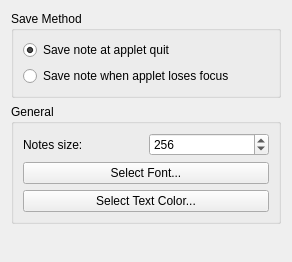
Above: applets/notes/config.ui from KDE/kdeplasma-addons before the change. Below: the same form after it.
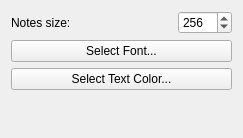
That is the form after the change. Custom widgets are drawn as their Qt base class.

Commit message:
* Remove "'save on exit" config option, it's clutter and didn't work anyway * Simplify the UI accordingly * Make notes work after resizing (update textedit size and position nicely) * Save size of notes after constaints have updated, so we can restore at the last used size * Save text pretty aggressively for now, I don't seem to be able to catch editingFinished(), or more likely, I misunderstand that signal. If someone can explain me, feel welcome. code is in widgets/lineedit.cpp :-)
Ok'ed by Lucas (at least in parts ;-))

CCMAIL:lukas.krop@kdemail.net>

Patch:
```diff
--- a/applets/notes/config.ui
+++ b/applets/notes/config.ui
@@ -5,42 +5,10 @@
    <rect>
     <x>0</x>
     <y>0</y>
-    <width>292</width>
-    <height>262</height>
+    <width>229</width>
+    <height>138</height>
    </rect>
   </property>
-  <layout class="QVBoxLayout" >
-   <item>
-    <widget class="QGroupBox" name="groupBox" >
-     <property name="title" >
-      <string>Save Method</string>
-     </property>
-     <layout class="QVBoxLayout" >
-      <item>
-       <widget class="QRadioButton" name="saveIfClosed" >
-        <property name="text" >
-         <string>Save note at applet quit</string>
-        </property>
-        <property name="checked" >
-         <bool>true</bool>
-        </property>
-       </widget>
-      </item>
-      <item>
-       <widget class="QRadioButton" name="saveIfFocusLeft" >
-        <property name="text" >
-         <string>Save note when applet loses focus</string>
-        </property>
-       </widget>
-      </item>
-     </layout>
-    </widget>
-   </item>
-   <item>
-    <widget class="QGroupBox" name="groupBox_2" >
-     <property name="title" >
-      <string>General</string>
-     </property>
      <layout class="QGridLayout" >
       <item row="0" column="0" >
        <widget class="QLabel" name="label_2" >
@@ -49,22 +17,14 @@
         </property>
        </widget>
       </item>
-      <item row="1" column="0" colspan="2" >
-       <widget class="KPushButton" name="fontSelectButton" >
-        <property name="text" >
-         <string>Select Font...</string>
-        </property>
-       </widget>
-      </item>
-      <item row="2" column="0" colspan="2" >
-       <widget class="KPushButton" name="colorSelectButton" >
-        <property name="text" >
-         <string>Select Text Color...</string>
-        </property>
-       </widget>
-      </item>
       <item row="0" column="1" >
        <widget class="QSpinBox" name="sizeSpinBox" >
+     <property name="sizePolicy" >
+      <sizepolicy vsizetype="Fixed" hsizetype="Maximum" >
+       <horstretch>0</horstretch>
+       <verstretch>0</verstretch>
+      </sizepolicy>
+     </property>
         <property name="minimum" >
          <number>50</number>
         </property>
@@ -79,18 +39,29 @@
         </property>
        </widget>
       </item>
-     </layout>
+   <item row="1" column="0" colspan="2" >
+    <widget class="KPushButton" name="fontSelectButton" >
+     <property name="text" >
+      <string>Select Font...</string>
+     </property>
     </widget>
    </item>
-   <item>
+   <item row="2" column="0" colspan="2" >
+    <widget class="KPushButton" name="colorSelectButton" >
+     <property name="text" >
+      <string>Select Text Color...</string>
+     </property>
+    </widget>
+   </item>
+   <item row="3" column="0" colspan="2" >
     <spacer>
      <property name="orientation" >
       <enum>Qt::Vertical</enum>
      </property>
      <property name="sizeHint" >
       <size>
-       <width>20</width>
-       <height>40</height>
+       <width>221</width>
+       <height>64</height>
       </size>
      </property>
     </spacer>
```
Lines whose indentation alone changed are shown as unchanged. The commit also changes 2 other files.
